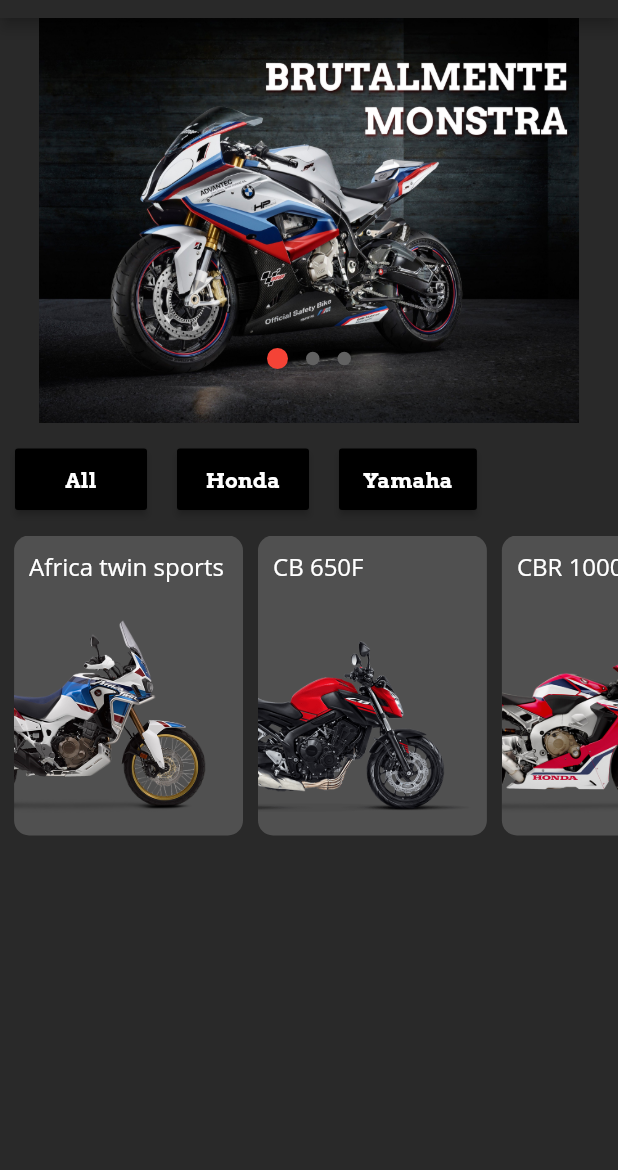
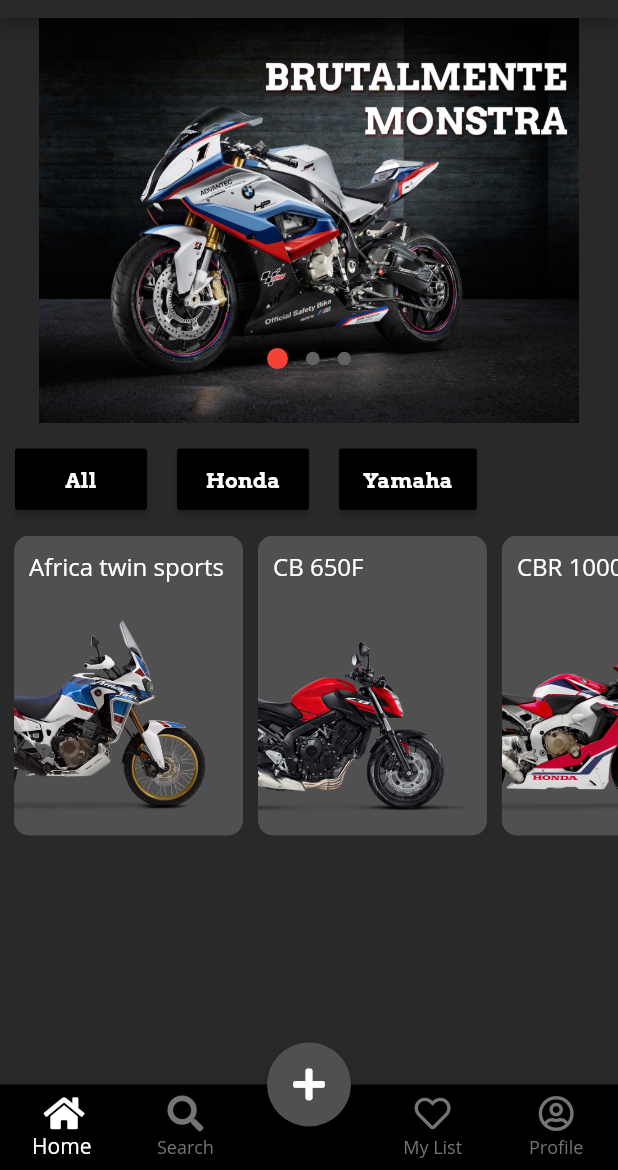
Before and after one commit to evertonpsilva/motoClub, a Flutter app: the Home screen opened by its route, on a phone screen of 412 x 824 dp, the part 66-1236 px from its top. Run offline on Flutter 3.47's test engine with Material 2 defaults, Android fonts, the phone set to English and light mode, and no system bars; drawn by our look-alikes of dots_indicator; our stand-ins replace firebase_auth, firebase_storage, font_awesome_flutter, image_picker, preload_page_view, rxdart; missing offline and left inert: flutter_facebook_login, speedometer; accounts and stored records are empty.

Commit message:
Commit add funcionando

```diff
--- a/lib/pages/home.dart
+++ b/lib/pages/home.dart
@@ -4,6 +4,9 @@
 import 'package:preload_page_view/preload_page_view.dart';
 import 'package:dots_indicator/dots_indicator.dart';
 import 'package:motoclub/pages/motoPage.dart';
+import 'package:motoclub/pages/addItem.dart';
+import 'package:speedometer/speedometer.dart';
+import 'package:rxdart/rxdart.dart';
 
 
 class ModelMoto{
@@ -151,6 +154,43 @@
           ),
         ],
       ),
+      floatingActionButton: FloatingActionButton(
+        child: Icon(FontAwesomeIcons.plus),
+        backgroundColor: Color(0xFF505050),
+        elevation: 4.0,
+        onPressed: (){
+          Navigator.push(context, MaterialPageRoute(builder: (context) => AddItem()));
+        },
+      ),
+      floatingActionButtonLocation: FloatingActionButtonLocation.centerDocked,
+      bottomNavigationBar: BottomNavigationBar(
+        type: BottomNavigationBarType.fixed,
+        selectedItemColor: Colors.white,
+        backgroundColor: Colors.black,
+        unselectedItemColor: Colors.grey[600],
+        items: [
+          BottomNavigationBarItem(
+            title: Text("Home"),
+            icon: Icon(FontAwesomeIcons.home)
+          ),
+          BottomNavigationBarItem(
+            title: Text("Search"),
+            icon: Icon(FontAwesomeIcons.search)
+          ),
+          BottomNavigationBarItem(
+            title: Text(""),
+            icon: Icon(Icons.add),
+          ),
+          BottomNavigationBarItem(
+            title: Text("My List"),
+            icon: Icon(FontAwesomeIcons.heart)
+          ),
+          BottomNavigationBarItem(
+            title: Text("Profile"),
+            icon: Icon(FontAwesomeIcons.userCircle)
+          ),
+        ],
+      ),
       body: SingleChildScrollView(
         child: Container(
           color: Color(0xFF292929),
@@ -217,8 +257,6 @@
                   ),
                 ],
               ),
-              Column(
-                children: <Widget>[
               Container(
                 padding: EdgeInsets.fromLTRB(0, 17, 0, 17),
                 width: MediaQuery.of(context).size.width,
@@ -282,8 +320,6 @@
               ),
             ],
           ),
-            ],
-          ),
         ),
       ),
     );
--- a/pubspec.yaml
+++ b/pubspec.yaml
@@ -22,6 +22,9 @@
   font_awesome_flutter: ^8.5.0
   preload_page_view: ^0.1.4
   dots_indicator: ^1.1.0
+  speedometer: "^1.0.1"
+  firebase_storage: ^3.0.0
+  image_picker: ^0.6.0+3
   firebase_auth:
   flutter_facebook_login:
 
```
Also changed, not shown: lib/pages/addItem.dart (added, +221 -0 lines), pubspec.lock, 1 other file. Lines whose indentation alone changed are shown as unchanged.
